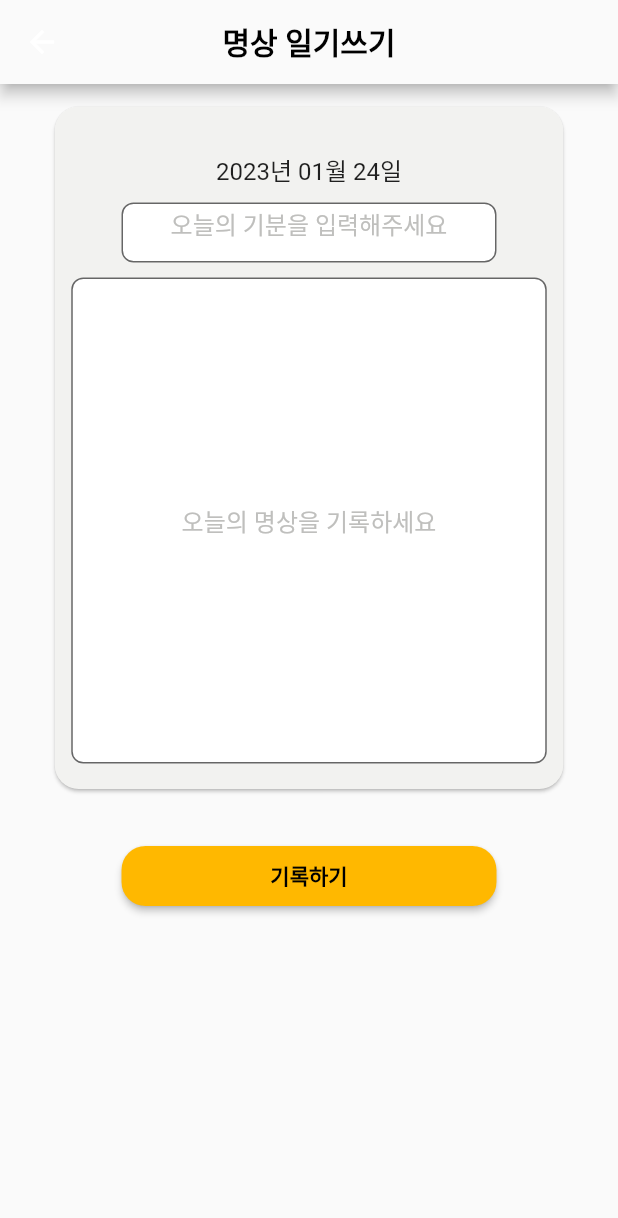
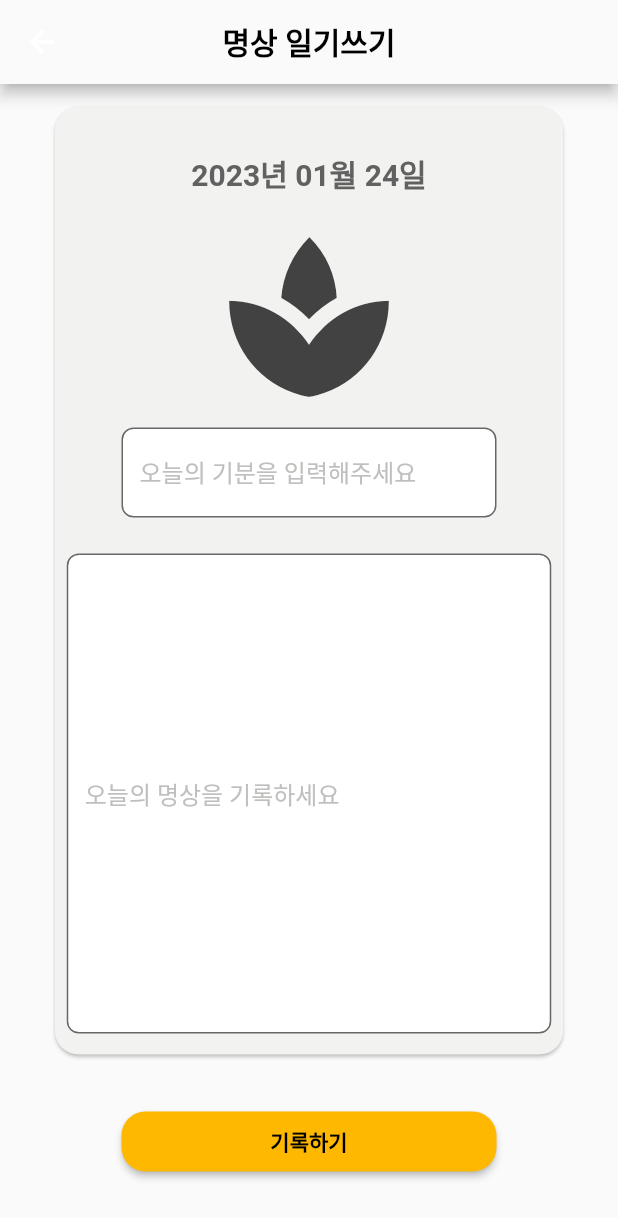
Before and after one commit to KEONI1231/New-Meditation, a Flutter app: the DiaryScreen screen opened directly with empty values, on a phone screen of 412 x 824 dp. Shown: the top 1218 px of the screen. Run offline on Flutter 3.47's test engine with Material 2 defaults, Android fonts, the phone set to English and light mode, and no system bars; our stand-ins replace cloud_firestore, firebase_core, firebase_database, shared_preferences, table_calendar; missing offline and left inert: flutter_email_sender; accounts and stored records are empty.

Commit message:
text form field complete

```diff
--- a/lib/Component/custom_record_messeage_dialog.dart
+++ b/lib/Component/custom_record_messeage_dialog.dart
@@ -22,8 +22,6 @@ Future Record(context, loginUser user, int hour, int minute, int second) async {
             const SizedBox(height: 16),
             Text('명상하며 느낀점을 기록해보세요!', style: ts),
             const SizedBox(height: 16),
-            Text('(미기록시 지금 한 영상 시간은 초기화됩니다.)',
-                style: ts.copyWith(fontSize: 12)),
             const SizedBox(height: 16),
           ],
         ),
--- a/lib/Constant/data.dart
+++ b/lib/Constant/data.dart
@@ -2,3 +2,6 @@ const String userId = "user_id";
 const String userPassword = "user_password";
 const String loginState = "login_state";
 const String version = "v1.0.0";
+
+String today_emotion = '';
+String today_content = '';
--- a/lib/Screen/diary_screen.dart
+++ b/lib/Screen/diary_screen.dart
@@ -5,6 +5,7 @@ import '../Component/alert_dialog.dart';
 import '../Component/circular_progress_indicator_dialog.dart';
 import '../Component/custom_appbar.dart';
 import '../Component/custom_button.dart';
+import '../Constant/data.dart';
 import '../Constant/user.dart';
 
 class DiaryScreen extends StatefulWidget {
@@ -12,6 +13,7 @@ class DiaryScreen extends StatefulWidget {
   final int hour;
   final int minute;
   final int second;
+
   DiaryScreen({
     required this.user,
     required this.hour,
@@ -25,7 +27,6 @@ class DiaryScreen extends StatefulWidget {
 }
 
 class _DiaryScreenState extends State<DiaryScreen> {
-
   final TextEditingController _emotionTextController = TextEditingController();
   final TextEditingController _contentTextController = TextEditingController();
   final String date = DateTime.now().year.toString() +
@@ -34,6 +35,7 @@ class _DiaryScreenState extends State<DiaryScreen> {
       '월 ' +
       DateTime.now().day.toString().padLeft(2, '0').toString() +
       '일';
+
   @override
   Widget build(BuildContext context) {
     print(widget.hour);
@@ -65,9 +67,9 @@ class _DiaryScreenState extends State<DiaryScreen> {
 
   void try_record() async {
     FirebaseFirestore firestore = FirebaseFirestore.instance;
-    DocumentSnapshot DOC = await firestore.collection("users").doc(widget.user.email).get();
-    final List recordDate =
-      List<String>.from(DOC['record_list'] ?? []);
+    DocumentSnapshot DOC =
+        await firestore.collection("users").doc(widget.user.email).get();
+    final List recordDate = List<String>.from(DOC['record_list'] ?? []);
     recordDate.add(date);
     CustomCircular(context, '기록 중...');
     await firestore
@@ -83,62 +85,60 @@ class _DiaryScreenState extends State<DiaryScreen> {
         "content": _contentTextController.text,
         "emotion": _emotionTextController.text,
         "createdTime": DateTime.now(),
-        "hour" : widget.user.today_hour,
-        "minute" : widget.user.today_minute,
-        "second" : widget.user.today_second
+        "hour": widget.user.today_hour,
+        "minute": widget.user.today_minute,
+        "second": widget.user.today_second
       },
     );
     // 82 ~ 93 오늘 명상 시간 업데이트
-    if(widget.user.today_second >= 60) {
+    if (widget.user.today_second >= 60) {
       widget.user.today_second -= 60;
-      widget.user.today_minute+=1;
+      widget.user.today_minute += 1;
     }
-    if(widget.user.today_minute >= 60) {
+    if (widget.user.today_minute >= 60) {
       widget.user.today_minute -= 60;
-      widget.user.today_minute+=1;
+      widget.user.today_minute += 1;
     }
     // 94 ~ 105 주간 명상 시간 업데이트
 
-    if(widget.user.week_second >= 60) {
+    if (widget.user.week_second >= 60) {
       widget.user.week_second -= 60;
-      widget.user.week_minute+=1;
+      widget.user.week_minute += 1;
     }
-    if(widget.user.week_minute >= 60) {
+    if (widget.user.week_minute >= 60) {
       widget.user.week_minute -= 60;
-      widget.user.week_hour+=1;
+      widget.user.week_hour += 1;
     }
 
-    if(widget.user.month_second >= 60) {
+    if (widget.user.month_second >= 60) {
       widget.user.month_second -= 60;
-      widget.user.month_minute+=1;
+      widget.user.month_minute += 1;
     }
-    if(widget.user.month_minute >= 60) {
+    if (widget.user.month_minute >= 60) {
       widget.user.month_minute -= 60;
-      widget.user.month_hour+=1;
+      widget.user.month_hour += 1;
     }
     await firestore.collection("users").doc(widget.user.email).update({
       'total_medi_ok': FieldValue.increment(1),
       'today_medi_ok': FieldValue.increment(1),
-      'today_second' : widget.user.today_second,
-      'today_minute' : widget.user.today_minute,
-      'today_hour' : widget.user.today_hour,
-      'week_second' : widget.user.week_second,
-      'week_minute' : widget.user.week_minute,
-      'week_hour' : widget.user.week_hour,
-      'month_second' : widget.user.month_second,
-      'month_minute' : widget.user.month_minute,
-      'month_hour' : widget.user.month_hour,
-      'last_post_time' : date,
-      'record_list' :recordDate
+      'today_second': widget.user.today_second,
+      'today_minute': widget.user.today_minute,
+      'today_hour': widget.user.today_hour,
+      'week_second': widget.user.week_second,
+      'week_minute': widget.user.week_minute,
+      'week_hour': widget.user.week_hour,
+      'month_second': widget.user.month_second,
+      'month_minute': widget.user.month_minute,
+      'month_hour': widget.user.month_hour,
+      'last_post_time': date,
+      'record_list': recordDate
     });
     widget.user.total_medi_ok += 1;
     widget.user.today_medi_ok += 1;
     Navigator.pop(context);
     Navigator.pop(context);
     DialogShow(context, '기록 완료.');
-
   }
-
 }
 
 class DiaryCard extends StatefulWidget {
@@ -166,10 +166,13 @@ class _DiaryCardState extends State<DiaryCard> {
 
   @override
   Widget build(BuildContext context) {
+    today_emotion = widget.emotionTextController.text;
+    today_content = widget.contentTextController.text;
+
     return Column(
       children: [
         Container(
-          height: 463,
+          height: 640,
           width: 347,
           child: Card(
             color: Color(0xffF2F2F0),
@@ -185,18 +188,28 @@ class _DiaryCardState extends State<DiaryCard> {
                   child: Text(
                     date,
                     style: TextStyle(
-                      fontSize: 16,
-                      fontWeight: FontWeight.w400,
+                      fontSize: 20,
+                      fontWeight: FontWeight.w600,
+                      color: Colors.grey[700],
                     ),
                   ),
+                ),
+                SizedBox(
+                  height: 16,
+                ),
+                Icon(
+                  Icons.spa,
+                  size: 128,
+                  color: Colors.grey[800],
                 ),
                 Padding(
                   padding: const EdgeInsets.only(top: 10.0),
                   child: SizedBox(
                     width: 250,
-                    height: 40,
+                    height: 60,
                     child: TextFormField(
                       controller: widget.emotionTextController,
+                      maxLines: null,
                       decoration: const InputDecoration(
                         fillColor: Colors.white,
                         filled: true,
@@ -210,16 +223,56 @@ class _DiaryCardState extends State<DiaryCard> {
                           ),
                         ),
                       ),
-                      textAlign: TextAlign.center,
                     ),
                   ),
                 ),
+                SizedBox(
+                  height: 16,
+                ),
                 Padding(
+                  padding: const EdgeInsets.all(8.0),
+                  child: Container(
+                    height: 320,
+                    child: TextFormField(
+                      expands: true,
+                      controller: widget.contentTextController,
+                      keyboardType: TextInputType.multiline,
+                      maxLines: null,
+                      validator: (String? val) {
+                        if (val == null || val.isEmpty) {
+                          return '해당 필드는 필수항복입니다.';
+                        }
+                        return null;
+                      },
+                      decoration: const InputDecoration(
+                        fillColor: Colors.white,
+                        filled: true,
+                        hintText: '오늘의 명상을 기록하세요',
+                        hintStyle: TextStyle(
+                          color: Color(0xffBFBFBD),
+                        ),
+                        border: const OutlineInputBorder(
+                          borderRadius: BorderRadius.all(
+                            Radius.circular(8.0),
+                          ),
+                        ),
+                        //contentPadding: EdgeInsets.symmetric(vertical: 150),
+                      ),
+                      // textAlign: TextAlign.center,
+
+                      //  decoration: _decoration,
+                    ),
+                  ),
+                ),
+                /* Padding(
                   padding: const EdgeInsets.only(top: 10.0),
                   child: SizedBox(
                     width: 317,
                     child: TextFormField(
+                      maxLines: null,
+                     // expands: true,
                       controller: widget.contentTextController,
+                      keyboardType: TextInputType.multiline,
                       decoration: InputDecoration(
                           fillColor: Colors.white,
                           filled: true,
@@ -236,7 +289,7 @@ class _DiaryCardState extends State<DiaryCard> {
                       textAlign: TextAlign.center,
                     ),
                   ),
-                ),
+                ),*/
               ],
             ),
           ),
--- a/lib/Screen/send_mail_screen.dart
+++ b/lib/Screen/send_mail_screen.dart
@@ -92,7 +92,8 @@ class _SendMailState extends State<SendMail> {
                         ],
                       ),
                     ),
-                    CustomButton(text: '완료', onPressed: onSendEmailBtn)
+                    CustomButton(text: '완료', onPressed: onSendEmailBtn),
+                    SizedBox(height : 48)
                   ],
                 ),
               ],
@@ -137,6 +138,7 @@ class _SendMailState extends State<SendMail> {
       await FlutterEmailSender.send(email);
     } catch (error) {
       DialogShow(context,"기본 메일 앱을 사용할 수 없기 때문에 앱에서 바로 문의를 전송하기 어려운 상황입니다.\n\n아래 이메일로 연락주시면 친절하게 답변해드릴게요 :)\n\nonionfamily.official@gmail.com");
+      print(error);
     }
   }
 }
--- a/lib/Screen/sign_up_screen.dart
+++ b/lib/Screen/sign_up_screen.dart
@@ -248,7 +248,6 @@ class _SignUpState extends State<SignUp> {
           _weekOfMonth =
               weekOfMonthForSimple(date) + (_isFirstDayBeforeThursday ? 0 : -1);
         }
-
         // 다음달 첫번째 날짜의 주차와 동일.
         else {
           // 1주차.
```
Also changed, not shown: lib/Screen/recent_record_screen.dart (+14 -0 lines).
